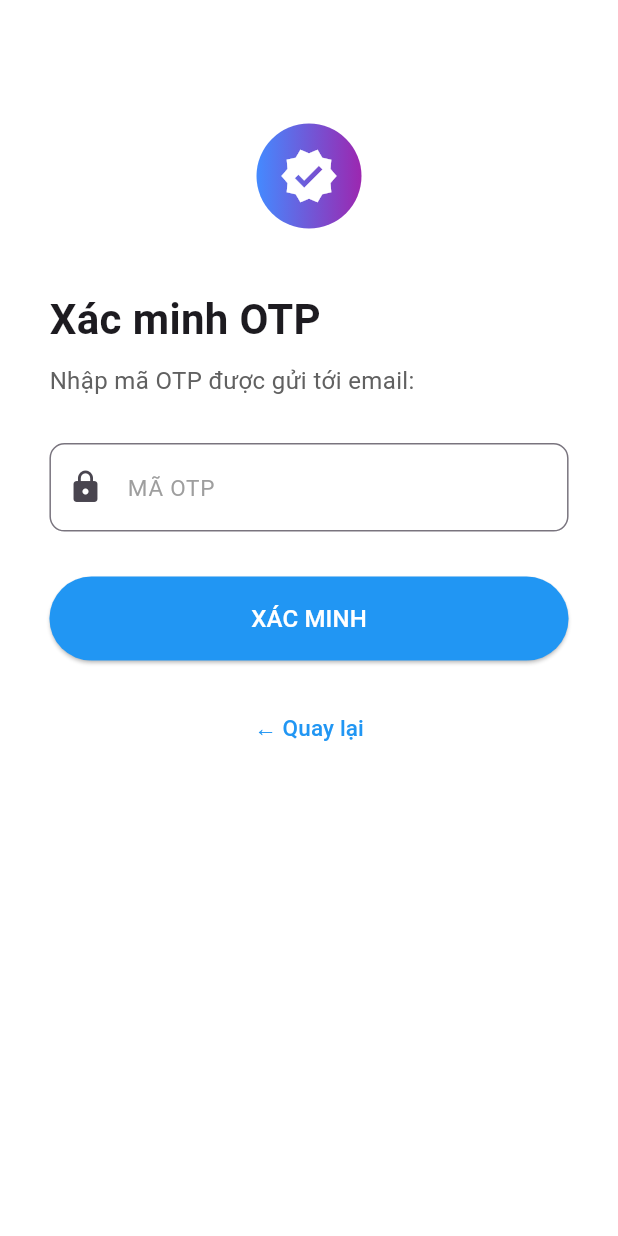
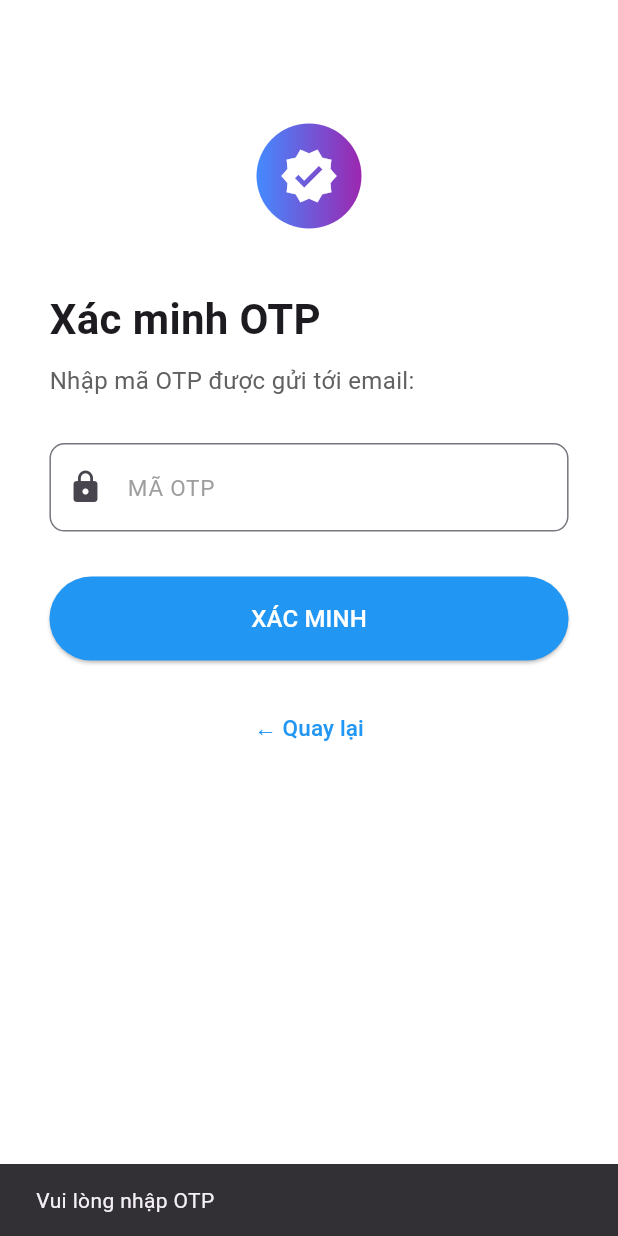
Before and after one commit to anhnbt05/it-search-job-flutter-app, a Flutter app: the OtpVerificationPage screen opened directly with empty values, after a tap on "XÁC MINH", on a phone screen of 412 x 824 dp. Run offline on Flutter 3.47's test engine with Material 3 defaults, Android fonts, the phone set to English and light mode, and no system bars; our stand-ins replace dropdown_button2.

Commit message:
feat: create verify reset password service and view model to call api

```diff
--- /dev/null
+++ b/ui/lib/Services/auth_verifyresetpasswordotp_service.dart
@@ -0,0 +1,26 @@
+import 'package:http/http.dart' as http;
+import 'dart:convert';
+
+import '../Models/ResponseModel.dart';
+
+class AuthVerifyResetPasswordOtpService {
+  final String _baseUrl = "https://it-searcj-job-app-be.onrender.com";
+
+  Future<ResponseModel> verifyResetPasswordOtp(String email, String otp) async {
+    print("Sending to: $_baseUrl/auth/verify-reset-password-otp");
+    print("Email: $email");
+    print("Body: ${json.encode({"email": email, "otp": otp})}");
+
+
+    final response = await http.post(
+        Uri.parse('$_baseUrl/auth/verify-reset-password-otp'),
+        headers: {'Content-Type': 'application/json'},
+        body: json.encode(
+            {"email": email,
+            "otp": otp},
+        ),
+    );
+    final responseData = json.decode(response.body);
+    return ResponseModel.fromJson(responseData);
+  }
+}
--- a/ui/lib/ViewModels/login/ForgotPasswordViewModel.dart
+++ b/ui/lib/ViewModels/login/ForgotPasswordViewModel.dart
@@ -4,7 +4,7 @@ import '../../Services/auth_forgetpassword_service.dart';
 
 class ForgotPasswordViewModel extends ChangeNotifier {
   final TextEditingController emailController = TextEditingController();
-  final AuthService _authService = AuthService();
+  final AuthForgetPasswordService _authService = AuthForgetPasswordService();
   bool _isLoading = false;
   String? _errorMessage;
   String? _serverMessage;
--- /dev/null
+++ b/ui/lib/ViewModels/login/VerifyResetPasswordOtpViewModel.dart
@@ -0,0 +1,27 @@
+import 'package:flutter/material.dart';
+import '../../Models/ResponseModel.dart';
+import '../../Services/auth_verifyresetpasswordotp_service.dart';
+
+class VerifyResetPasswordOtpViewModel extends ChangeNotifier {
+  final AuthVerifyResetPasswordOtpService _authService = AuthVerifyResetPasswordOtpService();
+
+  bool _isLoading = false;
+  bool get isLoading => _isLoading;
+
+  void setLoading(bool value) {
+    _isLoading = value;
+    notifyListeners();
+  }
+
+  Future<ResponseModel> verifyOtp(String email, String otp) async {
+    setLoading(true);
+    try {
+      final response = await _authService.verifyResetPasswordOtp(email, otp);
+      return response;
+    } catch (e) {
+      return ResponseModel(success: false, message: "Lỗi không xác định: $e");
+    } finally {
+      setLoading(false);
+    }
+  }
+}
--- a/ui/lib/Views/login/otpverification_page.dart
+++ b/ui/lib/Views/login/otpverification_page.dart
@@ -1,31 +1,27 @@
 import 'package:flutter/material.dart';
+import 'package:provider/provider.dart';
+import 'package:ui/Views/login/resetpassword_page.dart';
 
-class OtpVerificationPage extends StatefulWidget {
+import '../../ViewModels/login/VerifyResetPasswordOtpViewModel.dart';
+
+class OtpVerificationPage extends StatelessWidget {
   final String email;
 
   const OtpVerificationPage({Key? key, required this.email}) : super(key: key);
 
   @override
-  State<OtpVerificationPage> createState() => _OtpVerificationPageState();
-}
+  Widget build(BuildContext context) {
+    final otpController = TextEditingController();
 
-class _OtpVerificationPageState extends State<OtpVerificationPage> {
-  final TextEditingController otpController = TextEditingController();
-  bool isLoading = false;
-
-  void verifyOtp() async {
-
-  }
-
-  @override
-  Widget build(BuildContext context) {
+    return Consumer<VerifyResetPasswordOtpViewModel>(
+      builder: (context, viewModel, child) {
         return Scaffold(
           backgroundColor: Colors.white,
           body: SingleChildScrollView(
             padding: EdgeInsets.fromLTRB(
-          MediaQuery.of(context).size.width * 0.08,    // left
-          MediaQuery.of(context).size.height * 0.1,    // top
-          MediaQuery.of(context).size.width * 0.08,    // right
+              MediaQuery.of(context).size.width * 0.08,
+              MediaQuery.of(context).size.height * 0.1,
+              MediaQuery.of(context).size.width * 0.08,
               0,
             ),
             child: Column(
@@ -52,7 +48,7 @@ class _OtpVerificationPageState extends State<OtpVerificationPage> {
                 ),
                 SizedBox(height: 10),
                 Text(
-              "Nhập mã OTP được gửi tới email: ${widget.email}",
+                  "Nhập mã OTP được gửi tới email: $email",
                   style: TextStyle(color: Colors.grey[700], fontSize: 16),
                 ),
                 SizedBox(height: 30),
@@ -74,11 +70,35 @@ class _OtpVerificationPageState extends State<OtpVerificationPage> {
                   width: double.infinity,
                   height: 56,
                   child: ElevatedButton(
-                onPressed: isLoading ? null : verifyOtp,
+                    onPressed: () async {
+                      final otp = otpController.text.trim();
+
+                      if (otp.isEmpty) {
+                        ScaffoldMessenger.of(context).showSnackBar(
+                          SnackBar(content: Text("Vui lòng nhập OTP")),
+                        );
+                        return;
+                      }
+
+                      final response = await viewModel.verifyOtp(email, otp);
+
+                      ScaffoldMessenger.of(context).showSnackBar(
+                        SnackBar(content: Text(response.message)),
+                      );
+
+                      if (response.success) {
+                        Navigator.push(
+                          context,
+                          MaterialPageRoute(
+                            builder: (_) => ResetPasswordPage(email: email),
+                          ),
+                        );
+                      }
+                    },
                     style: ElevatedButton.styleFrom(
                       backgroundColor: Colors.blue,
                     ),
-                child: isLoading
+                    child: viewModel.isLoading
                         ? CircularProgressIndicator(color: Colors.white)
                         : Text(
                       "XÁC MINH",
@@ -102,5 +122,7 @@ class _OtpVerificationPageState extends State<OtpVerificationPage> {
             ),
           ),
         );
+      },
+    );
   }
 }
```
Also changed, not shown: ui/lib/Services/auth_forgetpassword_service.dart (+4 -4 lines), ui/lib/ViewModels/login/LoginNavigationViewModel.dart (+10 -1 lines), ui/lib/Views/login/resetpassword_page.dart (added, +110 -0 lines). Lines whose indentation alone changed are shown as unchanged.
